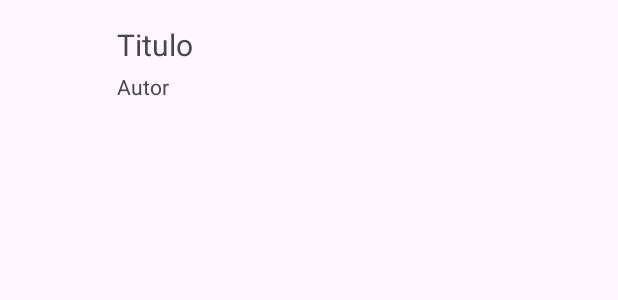
After one commit to jesus33lcc/NewGoodBook, an Android app: the layout item_book_list.xml on its own in the app's theme, with its tools: preview values and no code run, on a phone screen of 412 x 824 dp. The commit adds this screen. Shown: the top 300 px of the screen. Run offline under Robolectric (Android 15) with nearby library versions, the phone set to English and light mode, and no system bars.

Commit message:
Tarea Layout Explorar con funciones de mostrar lista de libros

```diff
--- /dev/null
+++ b/NewGoodBook_Project/app/src/main/res/layout/item_book_list.xml
@@ -0,0 +1,38 @@
+<?xml version="1.0" encoding="utf-8"?>
+<RelativeLayout xmlns:android="http://schemas.android.com/apk/res/android"
+    xmlns:tools="http://schemas.android.com/tools"
+    android:layout_width="match_parent"
+    android:layout_height="100dp"
+    android:padding="8dp">
+
+    <ImageView
+        android:id="@+id/portadaBook_img"
+        android:layout_width="67dp"
+        android:layout_height="83dp"
+        tools:ignore="MissingConstraints" />
+
+    <TextView
+        android:id="@+id/tituloBook_txt"
+        android:layout_width="318dp"
+        android:layout_height="wrap_content"
+        android:layout_marginStart="70dp"
+        android:layout_marginLeft="120dp"
+        android:layout_marginTop="8dp"
+        android:maxLines="1"
+        android:text="Titulo"
+        android:textSize="20sp"
+        tools:ignore="MissingConstraints" />
+
+    <TextView
+        android:id="@+id/autorBook_txt"
+        android:layout_width="316dp"
+        android:layout_height="30dp"
+        android:layout_marginStart="70dp"
+        android:layout_marginLeft="120dp"
+        android:layout_marginTop="40dp"
+        android:maxLines="1"
+        android:text="Autor"
+        android:textSize="14sp"
+        tools:ignore="MissingConstraints" />
+
+</RelativeLayout>
```
Also changed, not shown: NewGoodBook_Project/app/src/main/java/com/example/newgoodbooks/Fragments/AdapterList/LibroListAdapter.java (added, +67 -0 lines), NewGoodBook_Project/app/src/main/java/com/example/newgoodbooks/Fragments/Explorar.java (+94 -40 lines), NewGoodBook_Project/app/src/main/res/layout/fragment_explorar.xml (+24 -4 lines).
